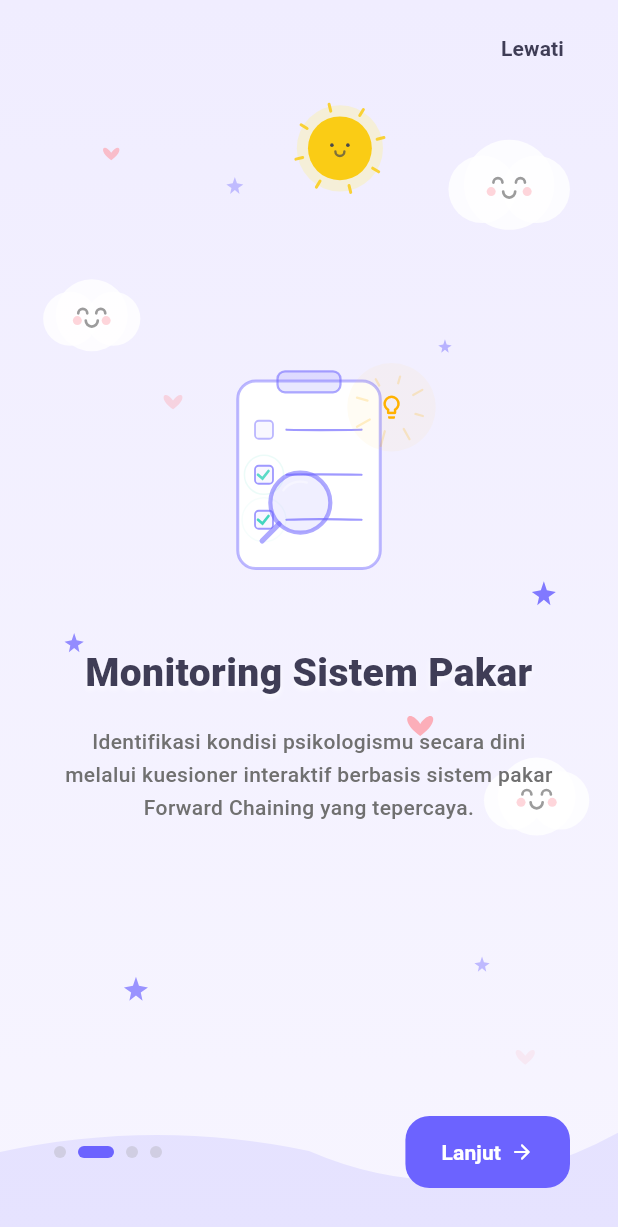
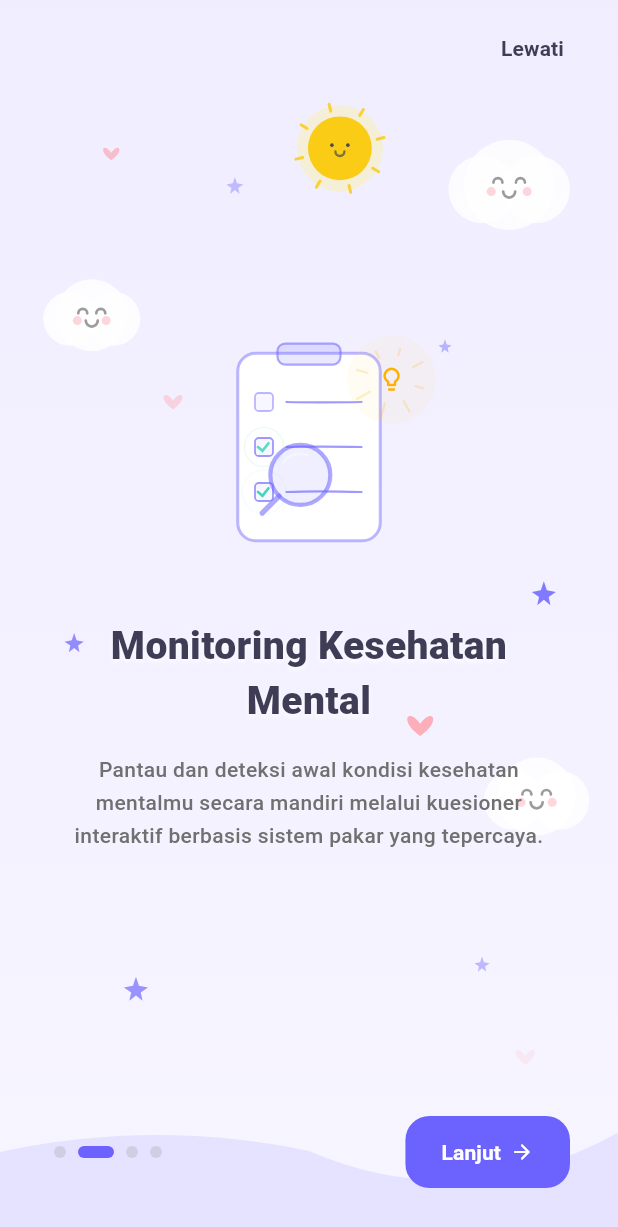
Before and after one commit to Nizarafif/riseup, a Flutter app: the screen it shows after launch, swiped to page 2, on a phone screen of 412 x 824 dp. Shown: the top 1227 px of the screen. Run offline on Flutter 3.47's test engine with Material 3 defaults, Android fonts, the phone set to English and light mode, and no system bars; our stand-ins replace audioplayers, cloud_firestore, file_picker, firebase_auth, firebase_core, fl_chart and 8 more; missing offline and left inert: purchases_flutter; accounts and stored records are empty.

Commit message:
feat: implement onboarding screen with animated illustrations and page navigation

```diff
--- a/lib/views/onboarding/onboarding_screen.dart
+++ b/lib/views/onboarding/onboarding_screen.dart
@@ -26,9 +26,9 @@ class _OnboardingScreenState extends State<OnboardingScreen>
       themeColor: const Color(0xFFFF9F64),
     ),
     OnboardingData(
-      title: 'Monitoring Sistem Pakar',
+      title: 'Monitoring Kesehatan Mental',
       description:
-          'Identifikasi kondisi psikologismu secara dini melalui kuesioner interaktif berbasis sistem pakar Forward Chaining yang tepercaya.',
+          'Pantau dan deteksi awal kondisi kesehatan mentalmu secara mandiri melalui kuesioner interaktif berbasis sistem pakar yang tepercaya.',
       gradientStart: const Color(0xFFF0EDFF),
       gradientEnd: const Color(0xFFF7F5FF),
       themeColor: const Color(0xFF6C63FF),
```
